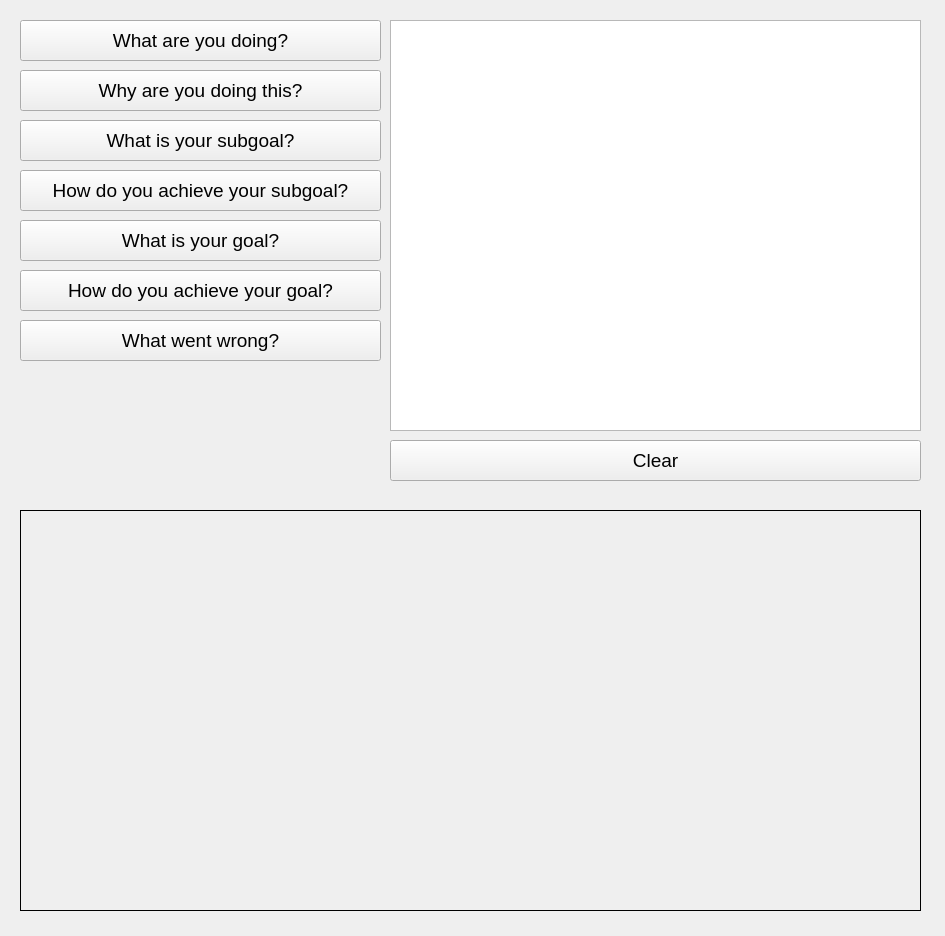
Old version of the form rqt_explain_bt/resource/ExplainBTPlugin.ui in the repository tammerb/robot-explanation-BTs.
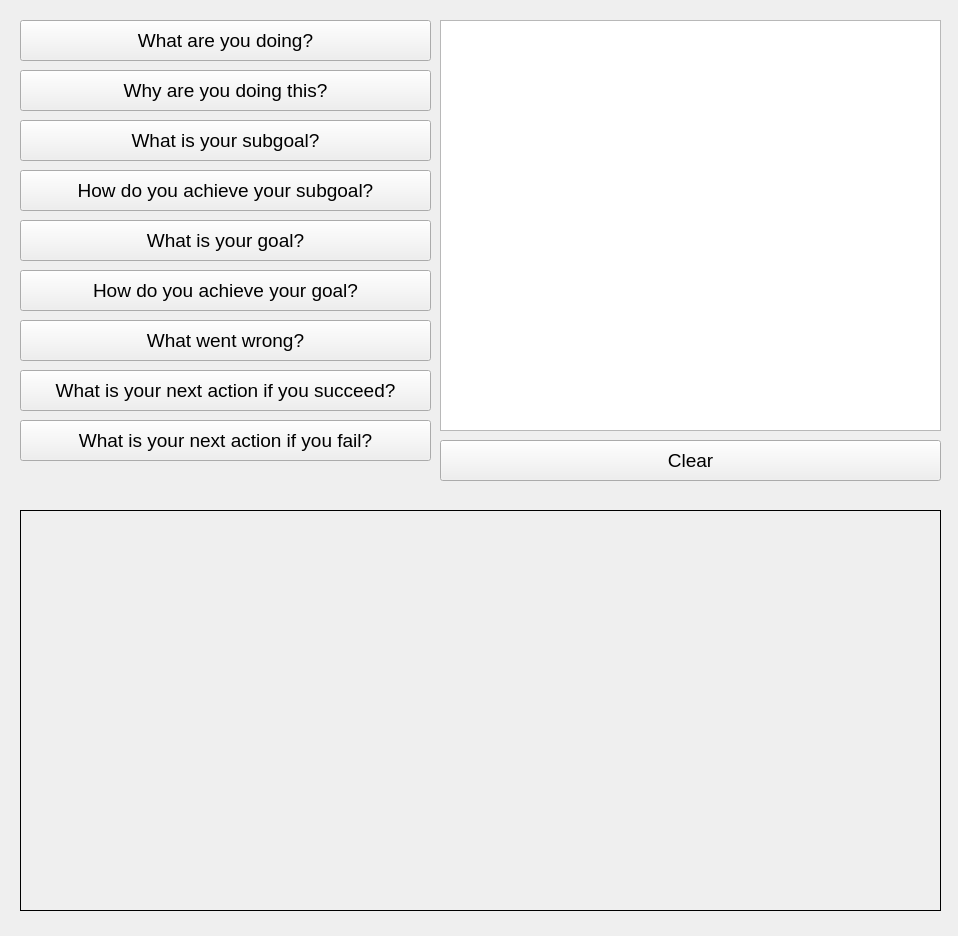
New version of the form.

Commit message: Added what is your next action if you succeed/fail?

```diff
--- a/rqt_explain_bt/resource/ExplainBTPlugin.ui
+++ b/rqt_explain_bt/resource/ExplainBTPlugin.ui
@@ -6,7 +6,7 @@
    <rect>
     <x>0</x>
     <y>0</y>
-    <width>945</width>
+    <width>958</width>
     <height>936</height>
    </rect>
   </property>
@@ -18,7 +18,7 @@
     <rect>
      <x>20</x>
      <y>20</y>
-     <width>361</width>
+     <width>411</width>
      <height>41</height>
     </rect>
    </property>
@@ -34,9 +34,9 @@
   <widget class="QTextBrowser" name="text_browser">
    <property name="geometry">
     <rect>
-     <x>390</x>
+     <x>440</x>
      <y>20</y>
-     <width>531</width>
+     <width>501</width>
      <height>411</height>
     </rect>
    </property>
@@ -50,7 +50,7 @@
 &lt;html&gt;&lt;head&gt;&lt;meta name=&quot;qrichtext&quot; content=&quot;1&quot; /&gt;&lt;style type=&quot;text/css&quot;&gt;
 p, li { white-space: pre-wrap; }
 &lt;/style&gt;&lt;/head&gt;&lt;body style=&quot; font-family:'Sans Serif'; font-size:14pt; font-weight:400; font-style:normal;&quot;&gt;
-&lt;p style=&quot; margin-top:0px; margin-bottom:0px; margin-left:0px; margin-right:0px; -qt-block-indent:0; text-indent:0px;&quot;&gt;&lt;/p&gt;&lt;/body&gt;&lt;/html&gt;</string>
+&lt;p style=&quot;-qt-paragraph-type:empty; margin-top:0px; margin-bottom:0px; margin-left:0px; margin-right:0px; -qt-block-indent:0; text-indent:0px;&quot;&gt;&lt;br /&gt;&lt;/p&gt;&lt;/body&gt;&lt;/html&gt;</string>
    </property>
   </widget>
   <widget class="QLabel" name="image_label">
@@ -58,7 +58,7 @@
     <rect>
      <x>20</x>
      <y>510</y>
-     <width>901</width>
+     <width>921</width>
      <height>401</height>
     </rect>
    </property>
@@ -80,7 +80,7 @@
     <rect>
      <x>20</x>
      <y>70</y>
-     <width>361</width>
+     <width>411</width>
      <height>41</height>
     </rect>
    </property>
@@ -98,7 +98,7 @@
     <rect>
      <x>20</x>
      <y>120</y>
-     <width>361</width>
+     <width>411</width>
      <height>41</height>
     </rect>
    </property>
@@ -116,7 +116,7 @@
     <rect>
      <x>20</x>
      <y>170</y>
-     <width>361</width>
+     <width>411</width>
      <height>41</height>
     </rect>
    </property>
@@ -134,7 +134,7 @@
     <rect>
      <x>20</x>
      <y>220</y>
-     <width>361</width>
+     <width>411</width>
      <height>41</height>
     </rect>
    </property>
@@ -152,7 +152,7 @@
     <rect>
      <x>20</x>
      <y>270</y>
-     <width>361</width>
+     <width>411</width>
      <height>41</height>
     </rect>
    </property>
@@ -170,7 +170,7 @@
     <rect>
      <x>20</x>
      <y>320</y>
-     <width>361</width>
+     <width>411</width>
      <height>41</height>
     </rect>
    </property>
@@ -186,9 +186,9 @@
   <widget class="QPushButton" name="button_clear">
    <property name="geometry">
     <rect>
-     <x>390</x>
+     <x>440</x>
      <y>440</y>
-     <width>531</width>
+     <width>501</width>
      <height>41</height>
     </rect>
    </property>
@@ -201,6 +201,42 @@
     <string>Clear</string>
    </property>
   </widget>
+  <widget class="QPushButton" name="button_8">
+   <property name="geometry">
+    <rect>
+     <x>20</x>
+     <y>370</y>
+     <width>411</width>
+     <height>41</height>
+    </rect>
+   </property>
+   <property name="font">
+    <font>
+     <pointsize>14</pointsize>
+    </font>
+   </property>
+   <property name="text">
+    <string>What is your next action if you succeed?</string>
+   </property>
+  </widget>
+  <widget class="QPushButton" name="button_9">
+   <property name="geometry">
+    <rect>
+     <x>20</x>
+     <y>420</y>
+     <width>411</width>
+     <height>41</height>
+    </rect>
+   </property>
+   <property name="font">
+    <font>
+     <pointsize>14</pointsize>
+    </font>
+   </property>
+   <property name="text">
+    <string>What is your next action if you fail?</string>
+   </property>
+  </widget>
  </widget>
  <resources/>
  <connections>
```
The commit also changes 6 other files.
